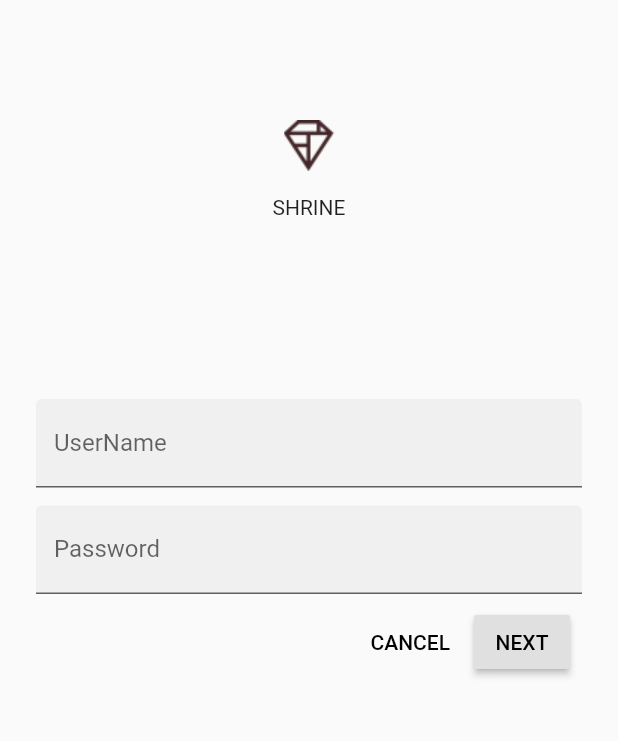
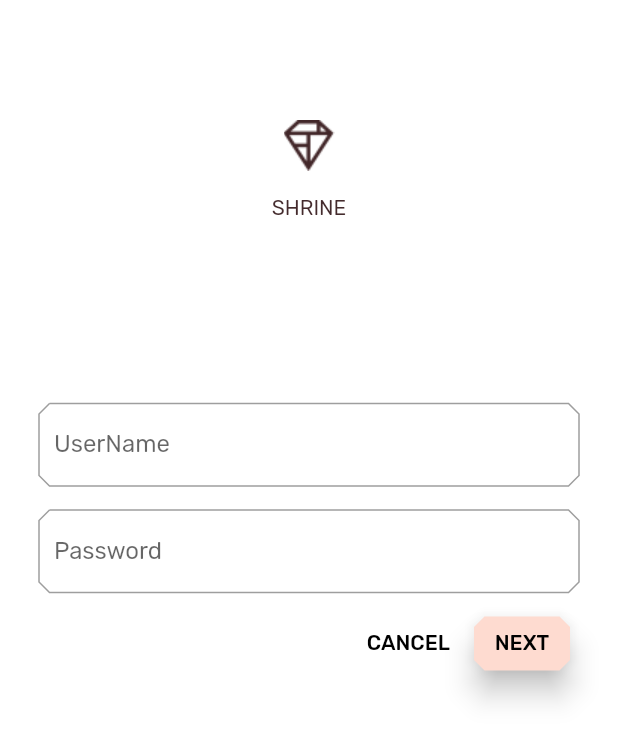
Before and after one commit to FoushWare/Flutter__MDC_codelabs, a Flutter app: the screen it shows after launch, after a tap on "CANCEL", on a phone screen of 412 x 824 dp. Shown: the top 741 px of the screen. Run offline on Flutter 3.47's test engine with Material 2 defaults, Android fonts, the phone set to English and light mode, and no system bars.

Commit message:
use MDC theme, typography, elevation, and shape

```diff
--- a/lib/app.dart
+++ b/lib/app.dart
@@ -16,6 +16,9 @@ import 'package:flutter/material.dart';
 
 import 'home.dart';
 import 'login.dart';
+import 'colors.dart';
+import 'supplemental/cut_corners_border.dart';
+
 
 // TODO: Convert ShrineApp to stateful widget (104)
 class ShrineApp extends StatelessWidget {
@@ -33,6 +36,7 @@ class ShrineApp extends StatelessWidget {
       initialRoute: '/login',
       onGenerateRoute: _getRoute,
       // TODO: Add a theme (103)
+      theme:_kShrineTheme,
     );
   }
 
@@ -50,4 +54,51 @@ class ShrineApp extends StatelessWidget {
 }
 
 // TODO: Build a Shrine Theme (103)
+final ThemeData _kShrineTheme = _buildShrineTheme();
+
+ThemeData _buildShrineTheme() {
+  final ThemeData base = ThemeData.light();
+  return base.copyWith(
+    accentColor: kShrineBrown900,
+    primaryColor: kShrinePink100,
+    buttonTheme: base.buttonTheme.copyWith(
+      buttonColor: kShrinePink100,
+      textTheme: ButtonTextTheme.normal,
+    ),
+    scaffoldBackgroundColor: kShrineBackgroundWhite,
+    cardColor: kShrineBackgroundWhite,
+    textSelectionColor: kShrinePink100,
+    errorColor: kShrineErrorRed,
+    // TODO: Add the text themes (103)
+    textTheme: _buildShrineTextTheme(base.textTheme),
+    primaryTextTheme: _buildShrineTextTheme(base.primaryTextTheme),
+    accentTextTheme: _buildShrineTextTheme(base.accentTextTheme),
+    // TODO: Add the icon themes (103)
+    primaryIconTheme: base.iconTheme.copyWith(
+        color: kShrineBrown900
+    ),
+    // TODO: Decorate the inputs (103)
+    inputDecorationTheme: InputDecorationTheme(
+      border: CutCornersBorder(), // Replace code
+    ),
+  );
+}
 // TODO: Build a Shrine Text Theme (103)
+TextTheme _buildShrineTextTheme(TextTheme base) {
+  return base.copyWith(
+    headline: base.headline.copyWith(
+      fontWeight: FontWeight.w500,
+    ),
+    title: base.title.copyWith(
+        fontSize: 18.0
+    ),
+    caption: base.caption.copyWith(
+      fontWeight: FontWeight.w400,
+      fontSize: 14.0,
+    ),
+  ).apply(
+    fontFamily: 'Rubik',
+    displayColor: kShrineBrown900,
+    bodyColor: kShrineBrown900,
+  );
+}
--- /dev/null
+++ b/lib/colors.dart
@@ -0,0 +1,13 @@
+import 'package:flutter/material.dart';
+
+const kShrinePink50 = const Color(0xFFFEEAE6);
+const kShrinePink100 = const Color(0xFFFEDBD0);
+const kShrinePink300 = const Color(0xFFFBB8AC);
+const kShrinePink400 = const Color(0xFFEAA4A4);
+
+const kShrineBrown900 = const Color(0xFF442B2D);
+
+const kShrineErrorRed = const Color(0xFFC5032B);
+
+const kShrineSurfaceWhite = const Color(0xFFFFFBFA);
+const kShrineBackgroundWhite = Colors.white;
--- a/lib/home.dart
+++ b/lib/home.dart
@@ -1,135 +1,42 @@
-// Copyright 2018-present the Flutter authors. All Rights Reserved.
-//
-// Licensed under the Apache License, Version 2.0 (the "License");
-// you may not use this file except in compliance with the License.
-// You may obtain a copy of the License at
-//
-// http://www.apache.org/licenses/LICENSE-2.0
-//
-// Unless required by applicable law or agreed to in writing, software
-// distributed under the License is distributed on an "AS IS" BASIS,
-// WITHOUT WARRANTIES OR CONDITIONS OF ANY KIND, either express or implied.
-// See the License for the specific language governing permissions and
-// limitations under the License.
-
 import 'package:flutter/material.dart';
-import 'package:flutter/material.dart';
-import 'package:intl/intl.dart';
 
 import 'model/products_repository.dart';
 import 'model/product.dart';
+import 'supplemental/asymmetric_view.dart';
 
 class HomePage extends StatelessWidget {
-  // TODO: Make a collection of cards (102)
-  List<Card> _buildGridCards(BuildContext context) {
-    List<Product> products = ProductsRepository.loadProducts(Category.all);
+  // TODO: Add a variable for Category (104)
 
-    if (products == null || products.isEmpty) {
-      return const <Card>[];
-    }
-
-    final ThemeData theme = Theme.of(context);
-    final NumberFormat formatter = NumberFormat.simpleCurrency(
-        locale: Localizations.localeOf(context).toString());
-
-    return products.map((product) {
-      return Card(
-        clipBehavior: Clip.antiAlias,
-        // TODO: Adjust card heights (103)
-        child: Column(
-          // TODO: Center items on the card (103)
-          crossAxisAlignment: CrossAxisAlignment.start,
-          children: <Widget>[
-            AspectRatio(
-              aspectRatio: 18 / 11,
-              child: Image.asset(
-                product.assetName,
-                package: product.assetPackage,
-                // TODO: Adjust the box size (102)
-              ),
-            ),
-            Expanded(
-              child: Padding(
-                padding: EdgeInsets.fromLTRB(16.0, 12.0, 16.0, 8.0),
-                child: Column(
-                  // TODO: Align labels to the bottom and center (103)
-                  crossAxisAlignment: CrossAxisAlignment.start,
-                  // TODO: Change innermost Column (103)
-                  children: <Widget>[
-                    // TODO: Handle overflowing labels (103)
-                    Text(
-                      product.name,
-                      style: theme.textTheme.title,
-                      maxLines: 1,
-                    ),
-                    SizedBox(height: 8.0),
-                    Text(
-                      formatter.format(product.price),
-                      style: theme.textTheme.body2,
-                    ),
-                  ],
-                ),
-              ),
-            ),
-          ],
-        ),
-      );
-    }).toList();
-  }
-
-  // TODO: Add a variable for Category (104)
   @override
   Widget build(BuildContext context) {
     // TODO: Return an AsymmetricView (104)
     // TODO: Pass Category variable to AsymmetricView (104)
     return Scaffold(
       appBar: AppBar(
-        title: Text(
-          'SHRINE',
+        brightness: Brightness.light,
+        leading: IconButton(
+          icon: Icon(Icons.menu),
+          onPressed: () {
+            print('Menu button');
+          },
         ),
+        title: Text('SHRINE'),
         actions: <Widget>[
           IconButton(
-            icon: Icon(
-              Icons.search,
-              semanticLabel: "Search",
-            ),
+            icon: Icon(Icons.search),
             onPressed: () {
               print('Search button');
             },
           ),
           IconButton(
-            icon: Icon(
-              Icons.tune,
-              semanticLabel: "Filter",
-            ),
+            icon: Icon(Icons.tune),
             onPressed: () {
               print('Filter button');
             },
           ),
         ],
-        leading: IconButton(
-          icon: Icon(
-            Icons.menu,
-            semanticLabel: 'Menu',
-          ),
-          onPressed: () {
-            print('Menu button');
-          },
-        ),
       ),
-      // TODO: Add app bar (102)
-      // TODO: Add a grid view (102)
-      body: GridView.count(
-        crossAxisCount: 2,
-        padding: EdgeInsets.all(16.0),
-        childAspectRatio: 8.0 / 9.0,
-        // TODO: Build a grid of cards (102)
-        children: _buildGridCards(context),
-      ),
-      // TODO: Set resizeToAvoidBottomInset (101)
-      resizeToAvoidBottomInset: false,
-
-      ///Doing this ensures that they keyboard's appearance does not alter the size of the home page or its widgets.
+      body: AsymmetricView(products: ProductsRepository.loadProducts(Category.all)),
     );
   }
 }
--- a/lib/login.dart
+++ b/lib/login.dart
@@ -13,6 +13,8 @@
 // limitations under the License.
 
 import 'package:flutter/material.dart';
+
+import 'colors.dart';
 
 class LoginPage extends StatefulWidget {
   @override
@@ -43,18 +45,25 @@ class _LoginPageState extends State<LoginPage> {
             // TODO: Remove filled: true values (103)
             // TODO: Wrap Password with AccentColorOverride (103)
             // TODO: Add TextField widgets (101)
-            TextField(
-              controller: _usernameController,
-              decoration: InputDecoration(filled: true, labelText: "UserName"),
+            AccentColorOverride(
+              color: kShrineBrown900,
+
+              child: TextField(
+                controller: _usernameController,
+                decoration: InputDecoration(labelText: "UserName"),
+              ),
             ),
             SizedBox(height: 12.0,),
-            TextField(
-              controller: _passwordController,
-              decoration: InputDecoration(
-                labelText: "Password",
-                filled: true,
+            AccentColorOverride(
+              color: kShrineBrown900,
+              child: TextField(
+                controller: _passwordController,
+                decoration: InputDecoration(
+                  labelText: "Password",
+
+                ),
+                obscureText: true,
               ),
-              obscureText: true,
             ),
             // TODO: Add button bar (101)
             ButtonBar(
@@ -66,6 +75,10 @@ class _LoginPageState extends State<LoginPage> {
                     _passwordController.clear();
 
                   },
+                  shape: BeveledRectangleBorder(
+                    borderRadius: BorderRadius.all(Radius.circular(7.0)),
+
+                  ),
 
                 ),
                 RaisedButton(
@@ -73,6 +86,11 @@ class _LoginPageState extends State<LoginPage> {
                   onPressed: (){
                     Navigator.pop(context);
                   },
+                  elevation: 8.0, // New code
+                  shape: BeveledRectangleBorder(
+                    borderRadius: BorderRadius.all(Radius.circular(7.0)),
+
+                  ),
                 )
               ],
             )
@@ -84,3 +102,21 @@ class _LoginPageState extends State<LoginPage> {
 }
 
 // TODO: Add AccentColorOverride (103)
+class AccentColorOverride extends StatelessWidget {
+  const AccentColorOverride({Key key, this.color, this.child})
+      : super(key: key);
+
+  final Color color;
+  final Widget child;
+
+  @override
+  Widget build(BuildContext context) {
+    return Theme(
+      child: child,
+      data: Theme.of(context).copyWith(
+        accentColor: color,
+        brightness: Brightness.dark,
+      ),
+    );
+  }
+}
--- a/pubspec.yaml
+++ b/pubspec.yaml
@@ -15,6 +15,12 @@ dev_dependencies:
 
 flutter:
   # TODO: Insert Fonts (103)
+  fonts:
+  - family: Rubik
+    fonts:
+    - asset: fonts/Rubik-Regular.ttf
+    - asset: fonts/Rubik-Medium.ttf
+      weight: 500
   uses-material-design: true
   assets:
     - assets/diamond.png
```
